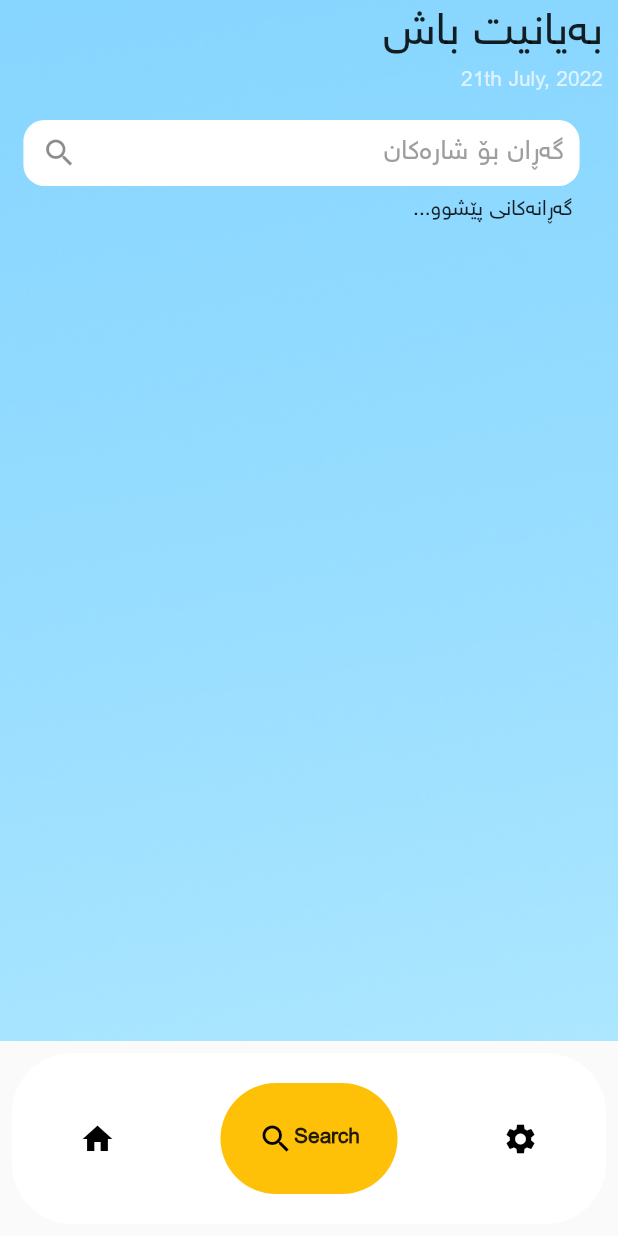
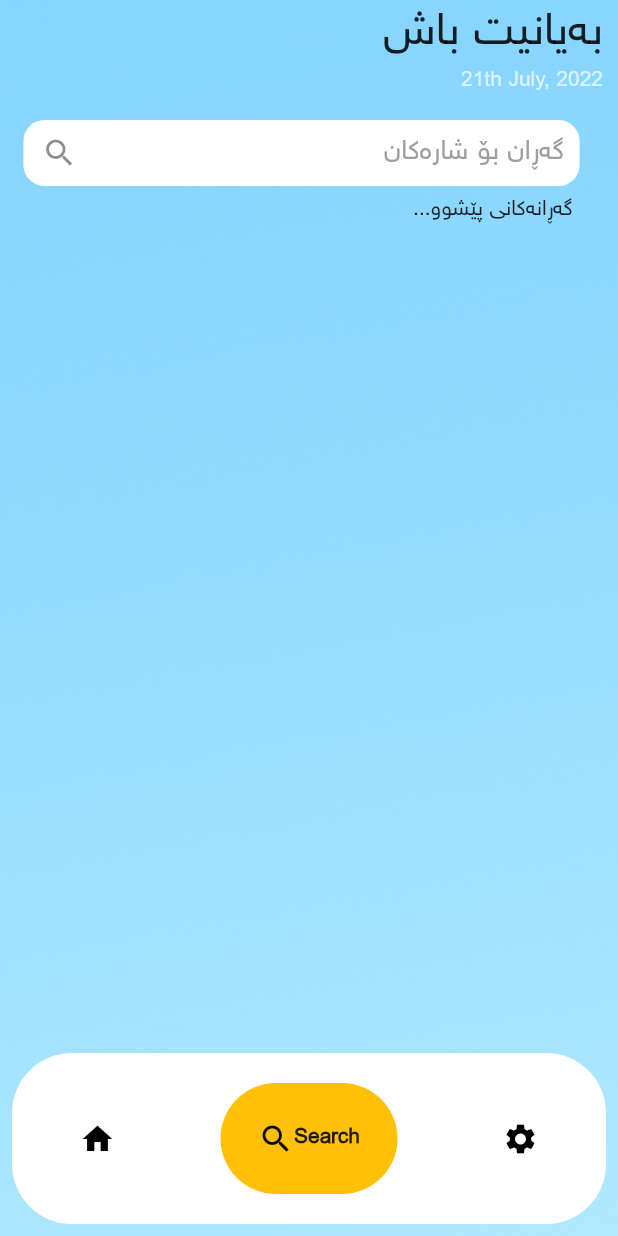
Before and after one commit to Harrem/weather_app, a Flutter app: the screen it shows after launch, item 2 of the bottom bar chosen, on a phone screen of 412 x 824 dp. Run offline on Flutter 3.47's test engine with Material 2 defaults, Android fonts, the phone set to English and light mode, and no system bars; drawn by our look-alikes of google_nav_bar; our stand-ins replace sliding_up_panel.

```diff
--- a/lib/view/screens/HomeScreen.dart
+++ b/lib/view/screens/HomeScreen.dart
@@ -1,11 +1,8 @@
 import 'package:flutter/material.dart';
 import 'package:flutter/rendering.dart';
 import 'package:weather_app/view/screens/SearchScreen.dart';
-<<<<<<< HEAD
 import 'package:sliding_up_panel/sliding_up_panel.dart';
-=======
 import 'package:weather_app/view/screens/SettingScreen.dart';
->>>>>>> 5d900b36fdedacdf3ced3ec59cad808f49a531a4
 
 class HomeScreen extends StatefulWidget {
   const HomeScreen({Key? key}) : super(key: key);
--- a/lib/view/screens/MainPageState.dart
+++ b/lib/view/screens/MainPageState.dart
@@ -17,7 +17,11 @@ class _PageStateState extends State<PageState> {
   @override
   Widget build(BuildContext context) {
     return Scaffold(
-      bottomNavigationBar: Padding(
+      body: Stack(
+        alignment: Alignment.bottomCenter,
+        children: [
+          pageScreens[_selectedIndex],
+          Padding(
             padding: const EdgeInsets.all(8.0),
             child: Container(
               padding: EdgeInsets.all(20),
@@ -49,7 +53,8 @@ class _PageStateState extends State<PageState> {
                   }),
             ),
           ),
-      body: pageScreens[_selectedIndex],
+        ],
+      ),
     );
   }
 }
```
Lines whose indentation alone changed are shown as unchanged.
